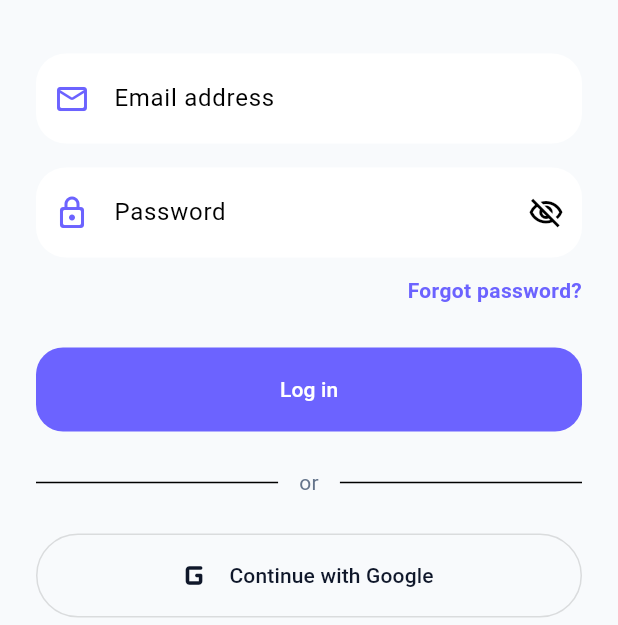
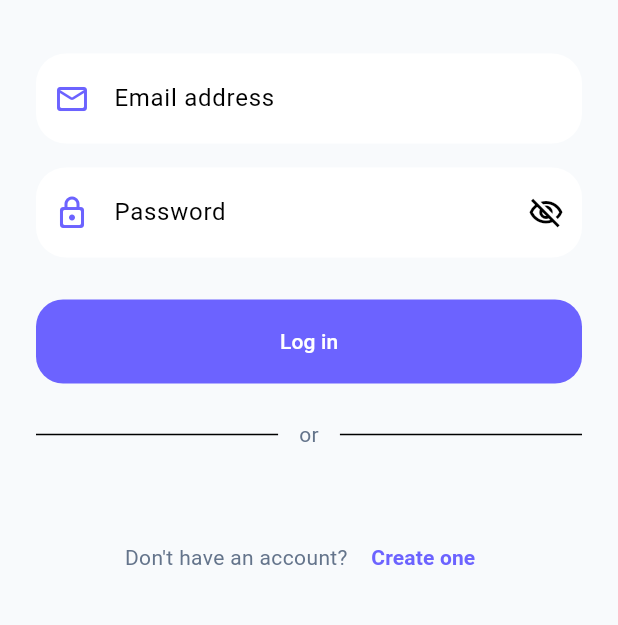
Before and after one commit to noor-builds/startbuddy.ai, a Flutter app: the screen it shows after launch, on a phone screen of 412 x 824 dp, the part 611-1236 px from its top. Run offline on Flutter 3.47's test engine with Material 3 defaults, Android fonts, the light colour scheme and no system bars; our stand-ins replace go_router, google_fonts, supabase_flutter; accounts and stored records are empty.

Commit message:
standard login finalized

```diff
--- a/analysis_options.yaml
+++ b/analysis_options.yaml
@@ -11,7 +11,6 @@ analyzer:
   errors:
     deprecated_member_use: ignore
     sized_box_for_whitespace: ignore
-    use_build_context_synchronously: ignore
 include: package:flutter_lints/flutter.yaml
 
 linter:
--- a/lib/page/login.dart
+++ b/lib/page/login.dart
@@ -1,7 +1,7 @@
 import 'package:flutter/material.dart';
 import 'package:go_router/go_router.dart';
-import 'package:startbuddy/service/auth/auth_servvice.dart';
-import 'package:startbuddy/theme.dart';
+import 'package:startbuddy/service/auth/auth_service.dart';
+
 
 class Login extends StatefulWidget {
   const Login({super.key});
@@ -38,7 +38,6 @@ class _LoginState extends State<Login> {
                     child: Container(
                       height: 300,
                       width: 300,
-
                       child: Image.asset("assets/logo.png"),
                     ),
                   ),
@@ -81,31 +80,21 @@ class _LoginState extends State<Login> {
                       suffixIcon: const Icon(Icons.visibility_off_outlined),
                     ),
                   ),
-                  const SizedBox(height: 12),
-                  Align(
-                    alignment: Alignment.centerRight,
-                    child: Text(
-                      'Forgot password?',
-                      style: TextStyle(
-                        color: Theme.of(context).colorScheme.primary,
-                        fontWeight: FontWeight.w600,
-                      ),
-                    ),
-                  ),
+
                   const SizedBox(height: 28),
                   SizedBox(
                     height: 56,
                     child: ElevatedButton(
                       onPressed: () async {
-                        await AuthService()
+                        final response = await AuthService()
                             .signInWithEmailPassword(
                               emailController.text,
                               passwordController.text,
                               context: context,
                             );
-
-                         context.go('/');
-
+                        if (response != null && context.mounted) {
+                          context.push('/');
+                        }
                       },
                       style: ElevatedButton.styleFrom(
                         disabledBackgroundColor: Theme.of(
@@ -131,21 +120,9 @@ class _LoginState extends State<Login> {
                     ],
                   ),
                   const SizedBox(height: 24),
-                  SizedBox(
-                    height: 56,
-                    child: OutlinedButton.icon(
-                      onPressed: null,
-                      icon: const Icon(Icons.g_mobiledata_rounded, size: 30),
-                      label: const Text('Continue with Google'),
-                      style: OutlinedButton.styleFrom(
-                        disabledForegroundColor:
-                            Theme.of(context).brightness == Brightness.dark
-                            ? Colors.white
-                            : AppTheme.textPrimaryLight,
-                      ),
-                    ),
-                  ),
-                  const SizedBox(height: 30),
+
+
+                  const SizedBox(height: 24),
                   Row(
                     mainAxisAlignment: MainAxisAlignment.center,
                     children: [
--- a/lib/router/router.dart
+++ b/lib/router/router.dart
@@ -2,36 +2,31 @@ import 'package:go_router/go_router.dart';
 import 'package:startbuddy/page/home.dart';
 import 'package:startbuddy/page/login.dart';
 import 'package:startbuddy/page/register.dart';
-import 'package:startbuddy/service/auth/auth_servvice.dart';
+import 'package:startbuddy/service/auth/auth_service.dart';
+
+final AuthService _auth = AuthService();
 
 final GoRouter router = GoRouter(
   initialLocation: '/',
   debugLogDiagnostics: true,
+  refreshListenable: _auth.authNotifier,
   routes: [
-
     GoRoute(path: '/', builder: (context, state) => const HomePage()),
     GoRoute(path: '/login', builder: (context, state) => const Login()),
     GoRoute(path: '/register', builder: (context, state) => const Register()),
+  ],
+  redirect: (context, state) {
+    final loggedIn = _auth.currentUser != null;
 
-
-    ],
-
-
-   redirect: (context, state) {
-  final loggedIn = AuthService().currentUser != null;
-
-  final isAuthPage =
-      state.matchedLocation == '/login' ||
+    final isAuthPage = state.matchedLocation == '/login' ||
         state.matchedLocation == '/register';
 
-  // User not logged in
     if (!loggedIn && !isAuthPage) {
       return '/login';
     }
 
-  // User already logged in
     if (loggedIn && isAuthPage) {
-    return '/home';
+      return '/';
     }
 
     return null;
--- a/lib/service/db/db_service.dart
+++ b/lib/service/db/db_service.dart
@@ -11,7 +11,7 @@ class DbService {
     final user = _supabase.auth.currentUser;
 
     try {
-     return await _supabase.from('users').insert({
+      await _supabase.from('users').insert({
         'auth_id': user!.id,
         'name': name.trim(),
         'email': email.trim(),
--- a/pubspec.yaml
+++ b/pubspec.yaml
@@ -36,6 +36,9 @@ dependencies:
   cupertino_icons: ^1.0.8
   go_router: ^17.2.3
   supabase_flutter: ^2.12.4
+  google_fonts: ^8.1.0
+  google_sign_in: ^7.2.0
+  google_sign_in_web: ^1.1.3
 
 dev_dependencies:
   flutter_test:
```
Also changed, not shown: lib/main.dart (+2 -6 lines), lib/page/home.dart (+15 -3 lines), lib/page/register.dart (+36 -44 lines), lib/service/auth/auth_service.dart (+10 -7 lines), lib/service/auth/auth_servvice.dart (deleted, +0 -124 lines), pubspec.lock, 41 other files. Lines whose indentation alone changed are shown as unchanged.
